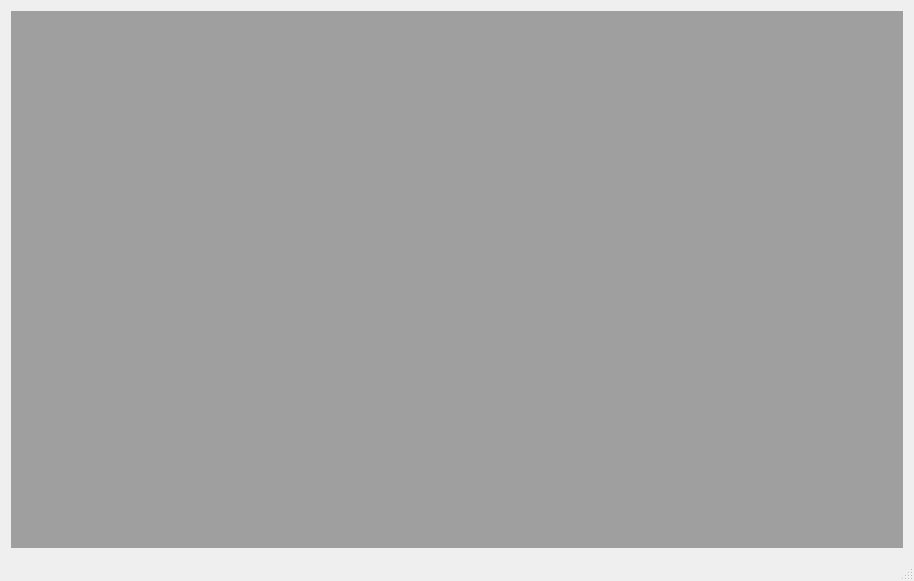
Above: mainview.ui from usazankov/AnalyzerBoardInformation before the change. Below: the same form after it.
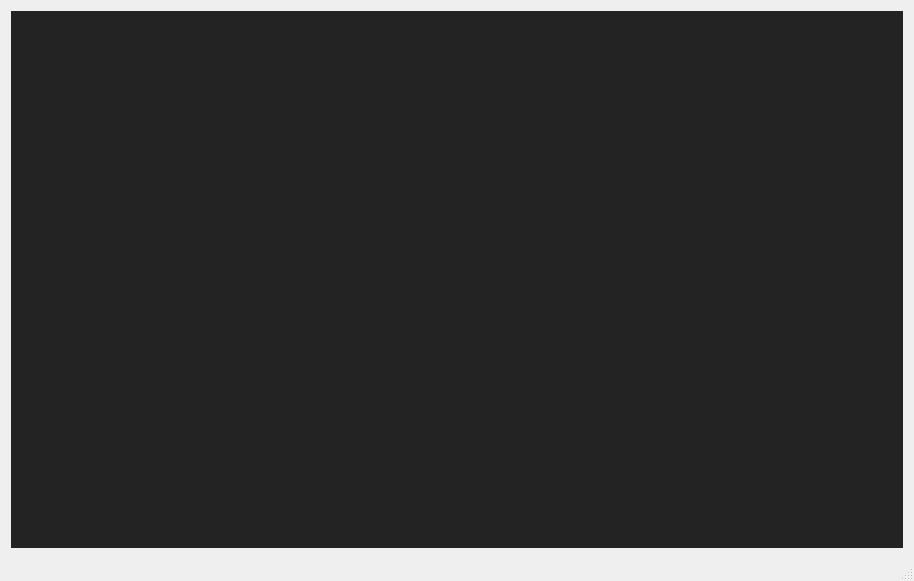
That is the form after the change.

The edit to the form file:
```diff
--- a/mainview.ui
+++ b/mainview.ui
@@ -20,6 +20,15 @@
       <property name="sizeAdjustPolicy">
        <enum>QAbstractScrollArea::AdjustIgnored</enum>
       </property>
+      <property name="background">
+       <brush brushstyle="SolidPattern">
+        <color alpha="255">
+         <red>35</red>
+         <green>35</green>
+         <blue>35</blue>
+        </color>
+       </brush>
+      </property>
       <property name="activationOrder">
        <enum>QMdiArea::CreationOrder</enum>
       </property>
```
